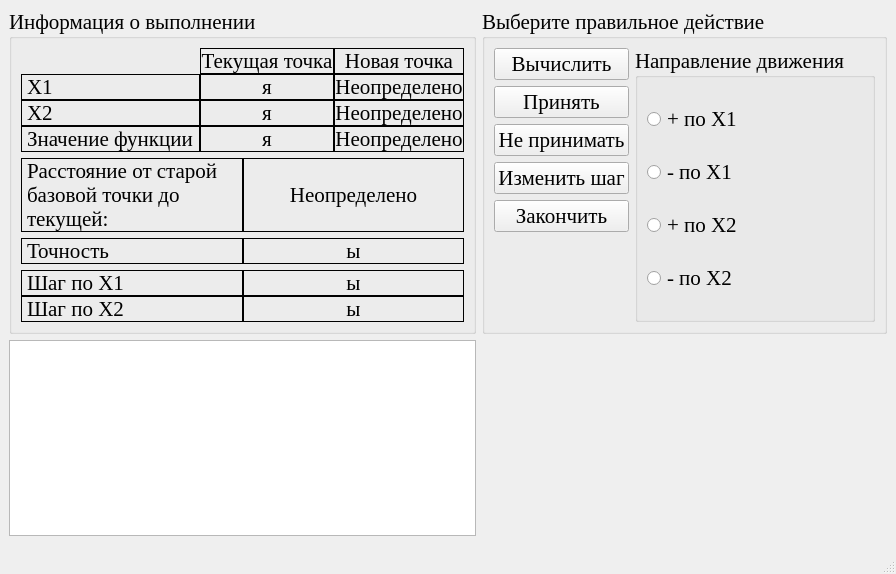
The window that optimizationmethods/ui/CWdescent_fixwindow.ui (Eliminationzx/optimizationmethods) describes before a commit, drawn with Qt 5.
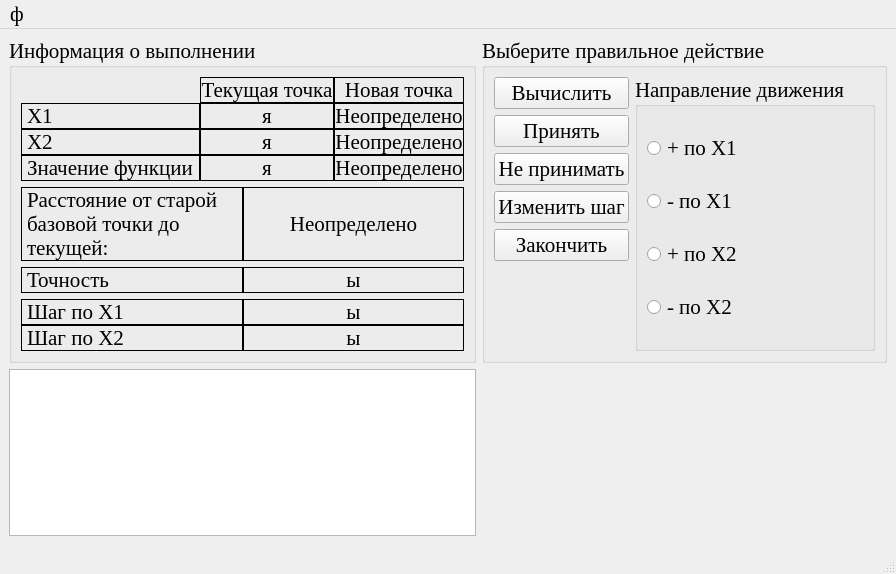
The same window after the commit. Icons and pictures are not drawn.

Commit message: вдогонку 347-ой правке. Забыл тогда форму сохранить.

Diff of the .ui file:
```diff
--- a/optimizationmethods/ui/CWdescent_fixwindow.ui
+++ b/optimizationmethods/ui/CWdescent_fixwindow.ui
@@ -496,6 +496,15 @@
      <height>30</height>
     </rect>
    </property>
+   <widget class="QMenu" name="menu">
+    <property name="title">
+     <string>ф</string>
+    </property>
+    <addaction name="recomenci_acn"/>
+    <addaction name="separator"/>
+    <addaction name="action_2"/>
+   </widget>
+   <addaction name="menu"/>
   </widget>
   <widget class="QStatusBar" name="statusbar"/>
  </widget>
```
Left out of the diff: 42 changed lines with no effect on the pictures.
